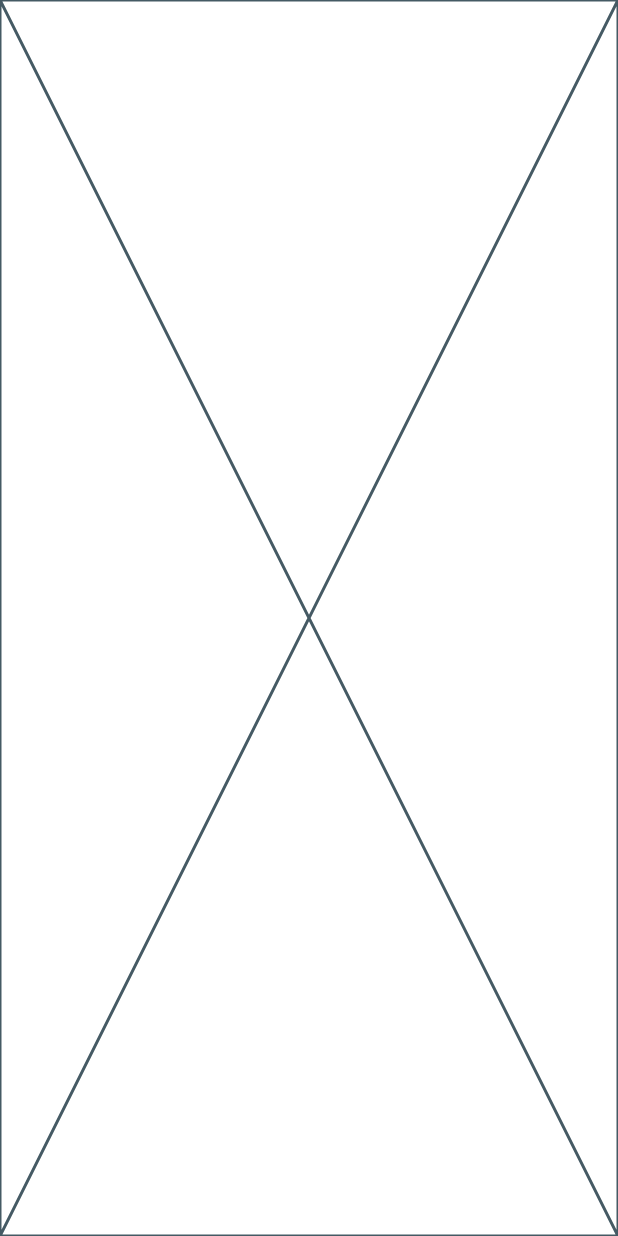
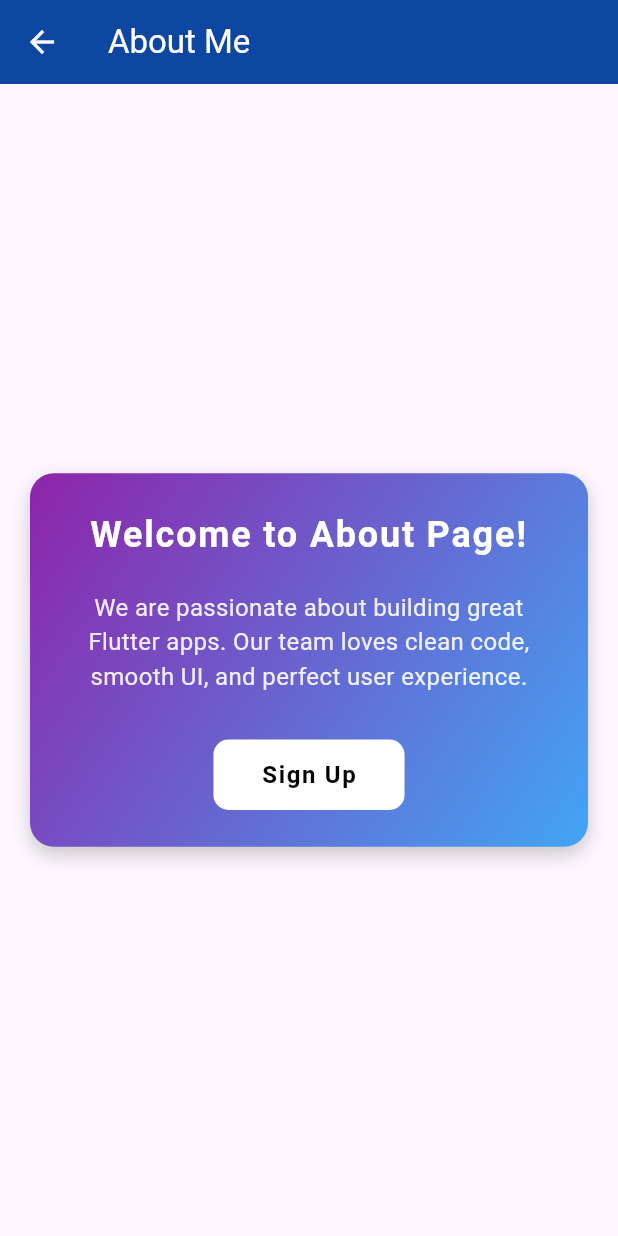
Before and after one commit to faheemnaveed07/drawer_collab, a Flutter app: the screen it shows after launch, in the side drawer, after a tap on "About Us", on a phone screen of 412 x 824 dp. Run offline on Flutter 3.47's test engine with Material 3 defaults, Android fonts, the phone set to English and light mode, and no system bars.

Commit message:
Modified about page

```diff
--- a/lib/screens/about_page.dart
+++ b/lib/screens/about_page.dart
@@ -1,10 +1,88 @@
 import 'package:flutter/material.dart';
+import '../utils/app_constants.dart';
 
 class AboutPage extends StatelessWidget {
   const AboutPage({super.key});
 
   @override
   Widget build(BuildContext context) {
-    return const Placeholder();
+    return Scaffold(
+      appBar: AppBar(
+        title: const Text(
+          myappBarTitle,
+          style: TextStyle(color: appBarTextColor),
+        ),
+        backgroundColor: primaryColor,
+        iconTheme: const IconThemeData(color: appBarTextColor),
+      ),
+      body: Column(
+        mainAxisAlignment: MainAxisAlignment.center,
+        children: [
+          Container(
+            margin: const EdgeInsets.all(20),
+            padding: const EdgeInsets.all(24),
+            decoration: BoxDecoration(
+              gradient: LinearGradient(
+                colors: [Colors.purple.shade600, Colors.blue.shade400],
+                begin: Alignment.topLeft,
+                end: Alignment.bottomRight,
+              ),
+              borderRadius: BorderRadius.circular(16),
+              boxShadow: [
+                BoxShadow(
+                  color: Colors.black.withOpacity(0.2),
+                  blurRadius: 10,
+                  offset: const Offset(0, 5),
+                ),
+              ],
+            ),
+            child: Column(
+              children: [
+                Text(
+                  'Welcome to About Page!',
+                  style: TextStyle(
+                    fontSize: 24,
+                    fontWeight: FontWeight.bold,
+                    color: Colors.white,
+                    letterSpacing: 1.2,
+                  ),
+                  textAlign: TextAlign.center,
+                ),
+                const SizedBox(height: 20),
+                Text(
+                  'We are passionate about building great Flutter apps. '
+                      'Our team loves clean code, smooth UI, and perfect user experience.',
+                  style: TextStyle(
+                    fontSize: 16,
+                    color: Colors.white.withOpacity(0.9),
+                  ),
+                  textAlign: TextAlign.center,
+                ),
+                const SizedBox(height: 30),
+                TextButton(
+                  onPressed: () {},
+                  style: TextButton.styleFrom(
+                    backgroundColor: Colors.white,
+                    padding: const EdgeInsets.symmetric(horizontal: 32, vertical: 12),
+                    shape: RoundedRectangleBorder(
+                      borderRadius: BorderRadius.circular(10),
+                    ),
+                  ),
+                  child: const Text(
+                    'Sign Up',
+                    style: TextStyle(
+                      color: Colors.black,
+                      fontSize: 16,
+                      fontWeight: FontWeight.bold,
+                      letterSpacing: 1.1,
+                    ),
+                  ),
+                ),
+              ],
+            ),
+          ),
+        ],
+      ),
+    );
   }
 }
--- a/lib/utils/app_constants.dart
+++ b/lib/utils/app_constants.dart
@@ -12,6 +12,7 @@ const Color drawerTextColor = Colors.white;
 // Text Constants
 const String welcomeText = 'Welcome to homepage';
 const String appBarTitle = 'My App';
+const String myappBarTitle = 'About Me';
 const String drawerHeaderText = 'App Menu';
 
 // Style Constants
```
